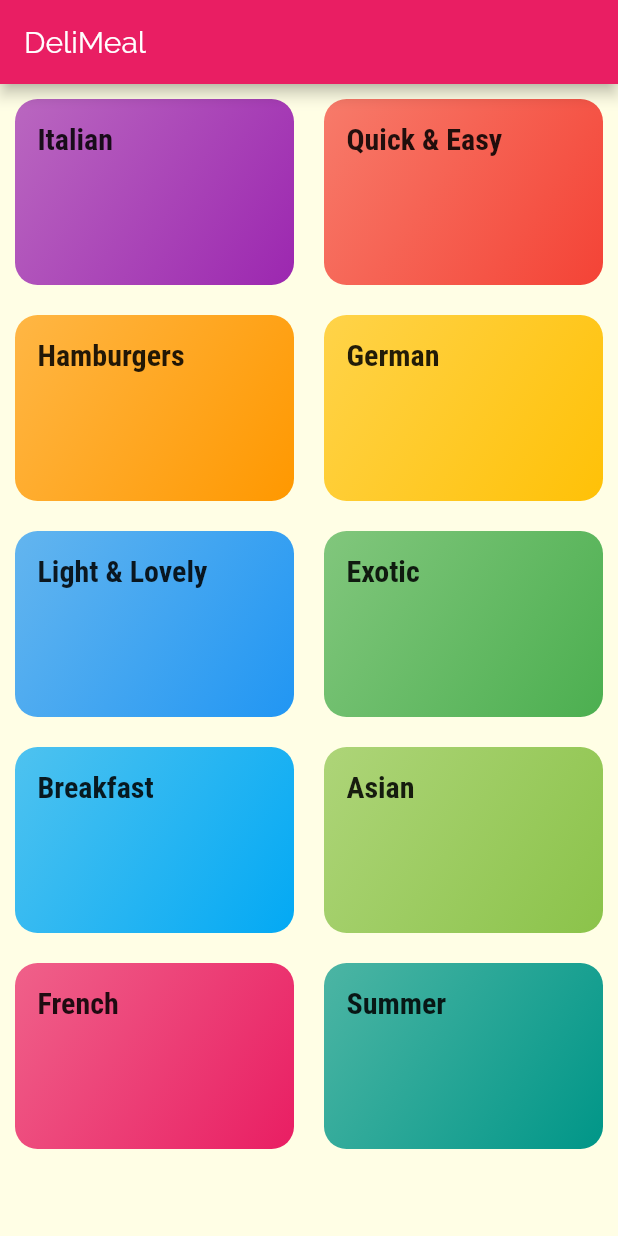
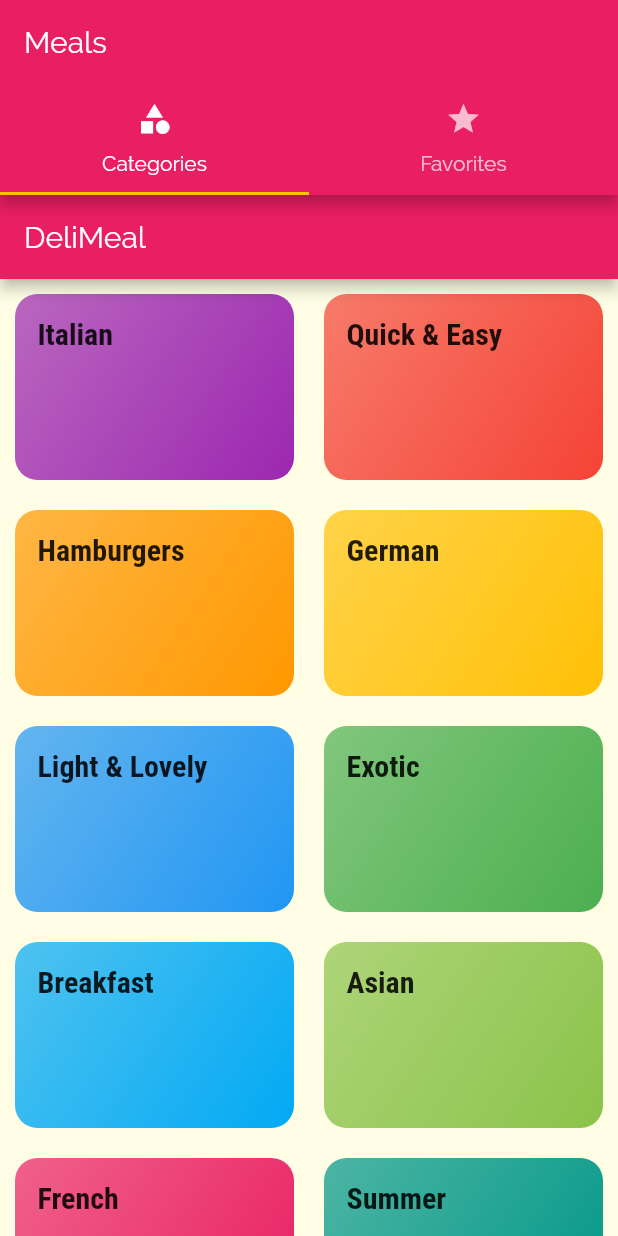
Before and after one commit to AyariAhmed/Recipes-Memo-Mobile, a Flutter app: the screen it shows after launch, on a phone screen of 412 x 824 dp. Run offline on Flutter 3.47's test engine with Material 2 defaults, Android fonts, the phone set to English and light mode, and no system bars.

Commit message:
Added TabsScreen

```diff
--- a/lib/main.dart
+++ b/lib/main.dart
@@ -2,6 +2,7 @@ import 'package:flutter/material.dart';
 import 'package:recipes_memo/screens/categories_screen.dart';
 import 'package:recipes_memo/screens/category_meals_screen.dart';
 import 'package:recipes_memo/screens/meal_detail_screen.dart';
+import 'package:recipes_memo/screens/tabs_screen.dart';
 
 void main() => runApp(MyApp());
 
@@ -28,7 +29,8 @@ class MyApp extends StatelessWidget {
       /*home: CategoriesScreen(),*/
       initialRoute: '/', // default is '/'
       routes: {
-          '/' : (ctx) => CategoriesScreen(),
+          /*'/' : (ctx) => CategoriesScreen(),*/
+          '/' : (ctx) => TabsScreen(),
           CategoryMealsScreen.routeName : (ctx) => CategoryMealsScreen(),
           MealDetailScreen.routeName : (ctx) => MealDetailScreen()
       },
--- /dev/null
+++ b/lib/screens/favorites_screen.dart
@@ -0,0 +1,13 @@
+import 'package:flutter/material.dart';
+
+class FavoritesScreen extends StatelessWidget {
+  @override
+  Widget build(BuildContext context) {
+    return Scaffold(
+      appBar: AppBar(title: Text('Favorites Screen'),),
+      body: Center(
+        child: Text('Fav'),
+      ),
+    );
+  }
+}
--- /dev/null
+++ b/lib/screens/tabs_screen.dart
@@ -0,0 +1,29 @@
+import 'package:flutter/material.dart';
+import 'package:recipes_memo/screens/categories_screen.dart';
+import 'package:recipes_memo/screens/favorites_screen.dart';
+
+class TabsScreen extends StatefulWidget {
+  @override
+  _TabsScreenState createState() => _TabsScreenState();
+}
+
+class _TabsScreenState extends State<TabsScreen> {
+  @override
+  Widget build(BuildContext context) {
+    return DefaultTabController(
+      length: 2,
+      child: Scaffold(
+        appBar: AppBar(title: Text('Meals'),
+        bottom: TabBar(tabs: [
+          Tab(icon: Icon(Icons.category),text: 'Categories',),
+          Tab(icon: Icon(Icons.star),text: 'Favorites',),
+        ],),
+        ),
+        body: TabBarView(children: [
+          CategoriesScreen(),
+          FavoritesScreen()
+        ],),
+      ),
+    );
+  }
+}
```
